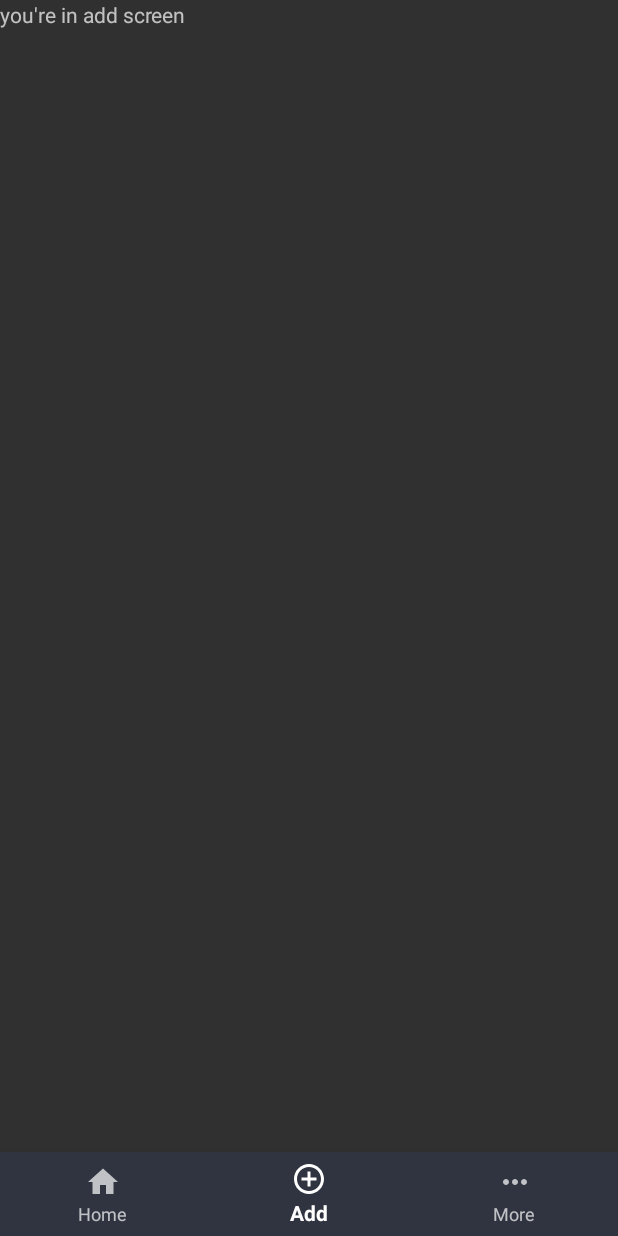
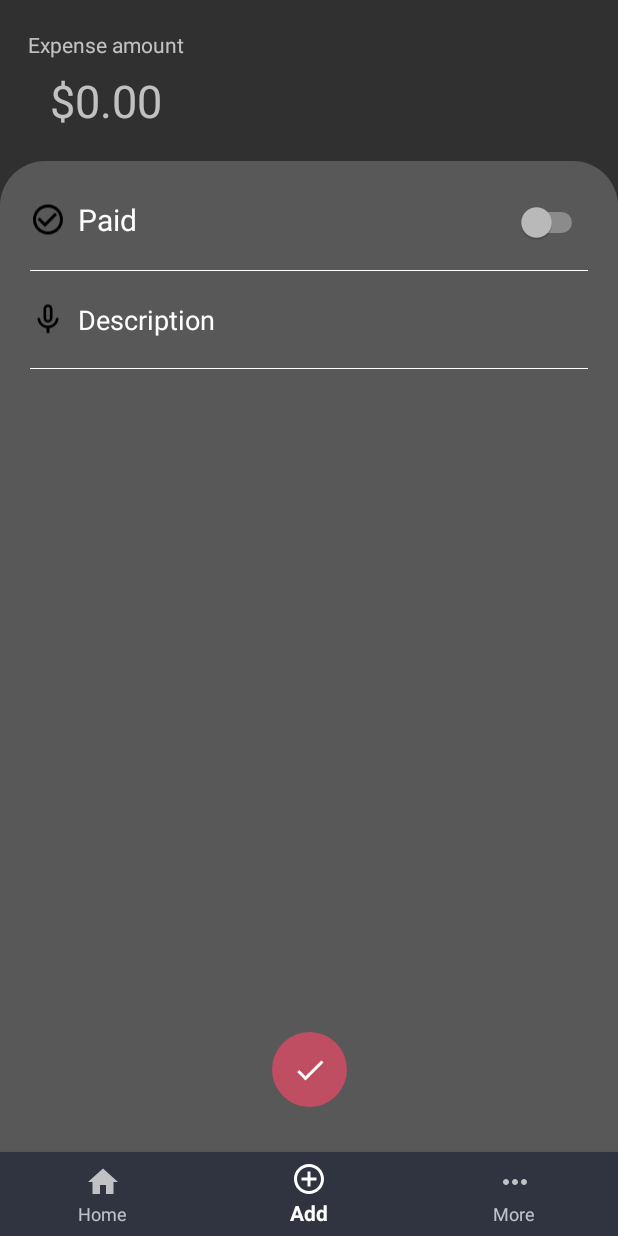
Before and after one commit to Lucas-Tito/Balance_Manager_App, an Android app: the screen it shows after launch (MainActivity), item 2 of the bottom bar chosen, on a phone screen of 412 x 824 dp. Run offline under Robolectric (Android 15) with nearby library versions, the phone set to English and light mode, and no system bars.

Commit message:
implementing mockup add_screen

```diff
--- /dev/null
+++ b/app/src/main/res/drawable/add_btn_img.xml
@@ -0,0 +1,5 @@
+<vector android:height="24dp" android:tint="@color/white"
+    android:viewportHeight="24" android:viewportWidth="24"
+    android:width="24dp" xmlns:android="http://schemas.android.com/apk/res/android">
+    <path android:fillColor="@android:color/white" android:pathData="M9,16.17L4.83,12l-1.42,1.41L9,19 21,7l-1.41,-1.41z"/>
+</vector>
--- /dev/null
+++ b/app/src/main/res/drawable/add_btn_shape.xml
@@ -0,0 +1,15 @@
+<?xml version="1.0" encoding="utf-8"?>
+<selector xmlns:android="http://schemas.android.com/apk/res/android">
+
+
+    <item>
+        <shape android:shape="oval">
+
+            <solid android:color="@color/red" />
+            <corners android:radius="4dp" />
+
+        </shape>
+
+    </item>
+
+</selector>
--- /dev/null
+++ b/app/src/main/res/drawable/add_screen_audio_description.xml
@@ -0,0 +1,5 @@
+<vector android:height="24dp" android:tint="#000000"
+    android:viewportHeight="24" android:viewportWidth="24"
+    android:width="24dp" xmlns:android="http://schemas.android.com/apk/res/android">
+    <path android:fillColor="@android:color/white" android:pathData="M12,14c1.66,0 2.99,-1.34 2.99,-3L15,5c0,-1.66 -1.34,-3 -3,-3S9,3.34 9,5v6c0,1.66 1.34,3 3,3zM10.8,4.9c0,-0.66 0.54,-1.2 1.2,-1.2 0.66,0 1.2,0.54 1.2,1.2l-0.01,6.2c0,0.66 -0.53,1.2 -1.19,1.2 -0.66,0 -1.2,-0.54 -1.2,-1.2L10.8,4.9zM17.3,11c0,3 -2.54,5.1 -5.3,5.1S6.7,14 6.7,11L5,11c0,3.41 2.72,6.23 6,6.72L11,21h2v-3.28c3.28,-0.48 6,-3.3 6,-6.72h-1.7z"/>
+</vector>
--- /dev/null
+++ b/app/src/main/res/drawable/add_screen_is_paid.xml
@@ -0,0 +1,5 @@
+<vector android:height="24dp" android:tint="#000000"
+    android:viewportHeight="24" android:viewportWidth="24"
+    android:width="24dp" xmlns:android="http://schemas.android.com/apk/res/android">
+    <path android:fillColor="@android:color/white" android:pathData="M16.59,7.58L10,14.17l-3.59,-3.58L5,12l5,5 8,-8zM12,2C6.48,2 2,6.48 2,12s4.48,10 10,10 10,-4.48 10,-10S17.52,2 12,2zM12,20c-4.42,0 -8,-3.58 -8,-8s3.58,-8 8,-8 8,3.58 8,8 -3.58,8 -8,8z"/>
+</vector>
--- /dev/null
+++ b/app/src/main/res/drawable/add_screen_retangular_shape.xml
@@ -0,0 +1,14 @@
+<?xml version="1.0" encoding="utf-8"?>
+<selector xmlns:android="http://schemas.android.com/apk/res/android">
+    <item>
+        <shape android:shape="rectangle">
+
+            <solid android:color="@color/light_grey"/>
+            <corners android:topLeftRadius="30dp"
+                android:topRightRadius="30dp"
+                />
+
+        </shape>
+
+    </item>
+</selector>
--- a/app/src/main/res/layout/add_screen.xml
+++ b/app/src/main/res/layout/add_screen.xml
@@ -1,14 +1,146 @@
 <?xml version="1.0" encoding="utf-8"?>
 <FrameLayout xmlns:android="http://schemas.android.com/apk/res/android"
+    xmlns:app="http://schemas.android.com/apk/res-auto"
     xmlns:tools="http://schemas.android.com/tools"
     android:layout_width="match_parent"
     android:layout_height="match_parent"
     tools:context=".Add_Screen">
 
     <!-- TODO: Update blank fragment layout -->
-    <TextView
+    <androidx.constraintlayout.widget.ConstraintLayout
         android:layout_width="match_parent"
-        android:layout_height="match_parent"
-        android:text="you're in add screen" />
+        android:layout_height="match_parent">
+
+        <TextView
+            android:id="@+id/textView"
+            android:layout_width="wrap_content"
+            android:layout_height="wrap_content"
+            android:layout_marginStart="20dp"
+            android:layout_marginTop="20dp"
+            android:layout_marginEnd="291dp"
+            android:text="Expense amount"
+            app:layout_constraintEnd_toEndOf="parent"
+            app:layout_constraintStart_toStartOf="parent"
+            app:layout_constraintTop_toTopOf="parent" />
+
+        <TextView
+            android:id="@+id/textView2"
+            android:layout_width="wrap_content"
+            android:layout_height="wrap_content"
+            android:layout_marginTop="7dp"
+            android:text="$0.00"
+            android:textSize="30dp"
+            app:layout_constraintEnd_toEndOf="@+id/textView"
+            app:layout_constraintStart_toStartOf="@+id/textView"
+            app:layout_constraintTop_toBottomOf="@+id/textView" />
+
+        <androidx.constraintlayout.widget.ConstraintLayout
+            android:layout_width="match_parent"
+            android:layout_height="0dp"
+            android:layout_marginTop="20dp"
+            android:background="@drawable/add_screen_retangular_shape"
+            app:layout_constraintBottom_toBottomOf="parent"
+            app:layout_constraintEnd_toEndOf="parent"
+            app:layout_constraintStart_toStartOf="parent"
+            app:layout_constraintTop_toBottomOf="@+id/textView2">
+
+            <LinearLayout
+                android:id="@+id/linearLayout"
+                android:layout_width="match_parent"
+                android:layout_height="match_parent"
+                android:layout_marginStart="20dp"
+                android:layout_marginTop="25dp"
+                android:layout_marginEnd="20dp"
+                android:orientation="vertical"
+                app:layout_constraintBottom_toBottomOf="parent"
+                app:layout_constraintEnd_toEndOf="parent"
+                app:layout_constraintStart_toStartOf="parent"
+                app:layout_constraintTop_toTopOf="parent">
+
+
+                <LinearLayout
+                    android:layout_width="match_parent"
+                    android:layout_height="wrap_content"
+                    android:orientation="horizontal">
+
+                    <ImageView
+                        android:id="@+id/isPaid_ic"
+                        android:layout_width="wrap_content"
+                        android:layout_height="match_parent"
+                        android:layout_marginRight="8dp"
+                        android:src="@drawable/add_screen_is_paid" />
+
+                    <TextView
+                        android:id="@+id/isPaid"
+                        android:layout_width="match_parent"
+                        android:layout_height="wrap_content"
+                        android:layout_weight="1"
+                        android:text="Paid"
+                        android:textColor="@color/white"
+                        android:textSize="20dp" />
+
+                    <Switch
+                        android:id="@+id/switch2"
+                        android:layout_width="match_parent"
+                        android:layout_height="wrap_content"
+                        android:layout_weight="1" />
+
+                </LinearLayout>
+
+                <View
+                    android:layout_width="match_parent"
+                    android:layout_height="0.5dp"
+                    android:layout_marginTop="20dp"
+                    android:layout_marginBottom="20dp"
+                    android:background="@color/white" />
+
+                <LinearLayout
+                    android:layout_width="match_parent"
+                    android:layout_height="wrap_content"
+                    android:orientation="horizontal">
+
+                    <ImageView
+                        android:id="@+id/mic_disc_ic"
+                        android:layout_width="wrap_content"
+                        android:layout_height="match_parent"
+                        android:layout_marginRight="8dp"
+                        android:src="@drawable/add_screen_audio_description" />
+
+
+                    <EditText
+                        android:id="@+id/editTextTextPersonName"
+                        android:layout_width="wrap_content"
+                        android:layout_height="match_parent"
+                        android:background="@android:color/transparent"
+                        android:ems="20"
+                        android:gravity="center_vertical"
+                        android:inputType="textLongMessage"
+                        android:text="Description" />
+
+                </LinearLayout>
+
+                <View
+                    android:layout_width="match_parent"
+                    android:layout_height="0.5dp"
+                    android:layout_marginTop="20dp"
+                    android:layout_marginBottom="20dp"
+                    android:background="@color/white" />
+
+            </LinearLayout>
+
+            <ImageButton
+                android:id="@+id/imageButton"
+                android:layout_width="50dp"
+                android:layout_height="50dp"
+                android:layout_marginBottom="30dp"
+                android:background="@drawable/add_btn_shape"
+                android:src="@drawable/add_btn_img"
+                app:layout_constraintBottom_toBottomOf="@+id/linearLayout"
+                app:layout_constraintEnd_toEndOf="parent"
+                app:layout_constraintStart_toStartOf="parent" />
+
+        </androidx.constraintlayout.widget.ConstraintLayout>
+
+    </androidx.constraintlayout.widget.ConstraintLayout>
 
 </FrameLayout>
```
